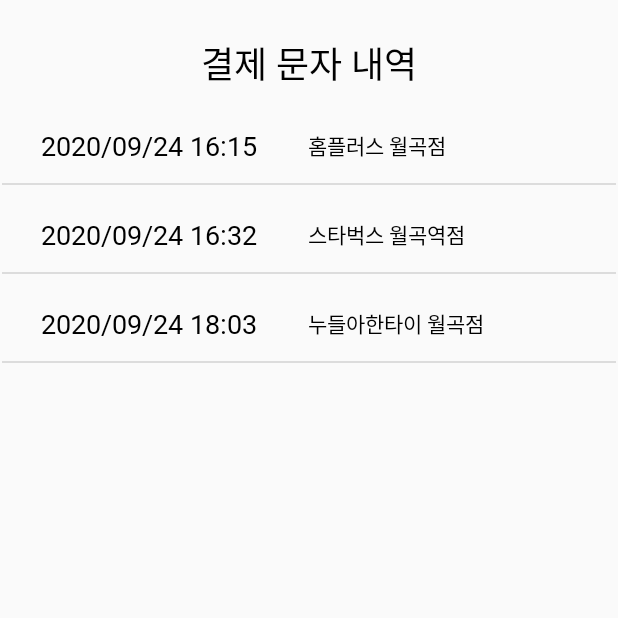
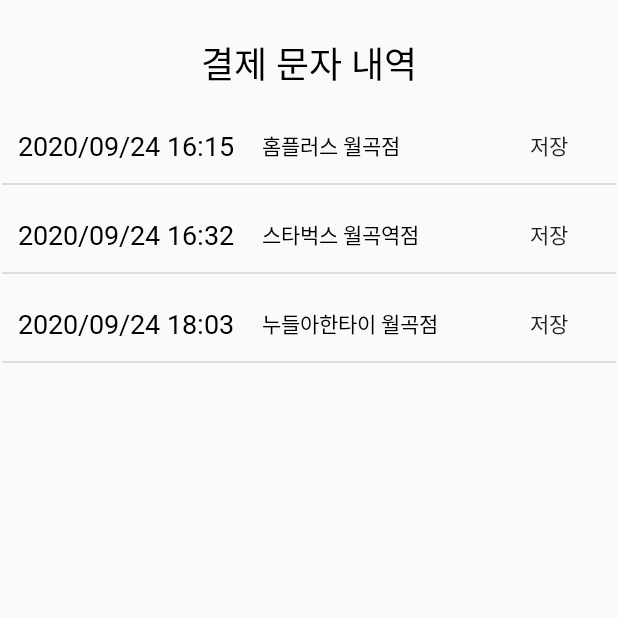
Before and after one commit to subinshin/Distance, an Android app: the SMSListActivity screen opened directly, with no data from a screen before it, on a phone screen of 412 x 824 dp, the top half of it. Run offline under Robolectric (Android 15) with nearby library versions, the phone set to English and light mode, and no system bars.

Commit message:
[UPDATE] smsList 저장/삭제 기능 구현중

```diff
--- a/app/src/main/java/ddwucom/mobile/distance/SMSInfoAdapter.java
+++ b/app/src/main/java/ddwucom/mobile/distance/SMSInfoAdapter.java
@@ -5,8 +5,10 @@ import android.database.Cursor;
 import android.view.LayoutInflater;
 import android.view.View;
 import android.view.ViewGroup;
+import android.widget.Button;
 import android.widget.CursorAdapter;
 import android.widget.TextView;
+import android.widget.Toast;
 
 public class SMSInfoAdapter extends CursorAdapter {
     Cursor cursor;
@@ -25,9 +27,16 @@ public class SMSInfoAdapter extends CursorAdapter {
     }
 
     @Override
-    public void bindView(View view, Context context, Cursor cursor) {
+    public void bindView(View view, final Context context, final Cursor cursor) {
         TextView tv_datetime = view.findViewById(R.id.tv_datetime);
         TextView tv_location = view.findViewById(R.id.tv_location);
+        Button btn = view.findViewById(R.id.saveBtn);
+        btn.setOnClickListener(new Button.OnClickListener() {
+            public void onClick(View view) {
+                Toast.makeText(context, Integer.toString(cursor.getInt(0)), Toast.LENGTH_SHORT).show();
+            }
+        });
+
 
         tv_datetime.setText(cursor.getString(cursor.getColumnIndex(helper.COL_DATETIME)));
         tv_location.setText(cursor.getString(cursor.getColumnIndex(helper.COL_LOCATION)));
@@ -40,6 +49,19 @@ public class SMSInfoAdapter extends CursorAdapter {
         return v;
     }
 
+//    public View getView(int pos, View convertView, ViewGroup viewGroup) {
+//        final int position = pos;
+//
+//        Button btn = convertView.findViewById(R.id.saveBtn);
+//        btn.setOnClickListener(new Button.OnClickListener() {
+//            public void onClick(View view) {
+//                Toast.makeText(context, position, Toast.LENGTH_SHORT).show();
+//            }
+//        });
+//
+//        return convertView;
+//    }
+
     public Cursor getCursor(){
         return cursor;
     }
--- a/app/src/main/res/layout/layout_listview_sms.xml
+++ b/app/src/main/res/layout/layout_listview_sms.xml
@@ -21,7 +21,7 @@
 
     <TextView
         android:id="@+id/tv_location"
-        android:layout_width="190dp"
+        android:layout_width="140dp"
         android:layout_height="50dp"
         android:layout_marginStart="8dp"
         android:layout_marginLeft="8dp"
@@ -29,8 +29,20 @@
         android:gravity="center_vertical"
         android:text="홈플러스 월곡점"
         android:textColor="@android:color/black"
-        app:layout_constraintEnd_toEndOf="parent"
         app:layout_constraintStart_toEndOf="@+id/tv_datetime"
         app:layout_constraintTop_toTopOf="parent" />
 
+    <Button
+        android:id="@+id/saveBtn"
+        android:layout_width="wrap_content"
+        android:layout_height="50dp"
+        android:layout_marginStart="6dp"
+        android:layout_marginLeft="6dp"
+        android:layout_marginTop="8dp"
+        android:onClick="onClick"
+        android:text="저장"
+        app:layout_constraintEnd_toEndOf="parent"
+        app:layout_constraintStart_toEndOf="@+id/tv_location"
+        app:layout_constraintTop_toTopOf="parent" />
+
 </androidx.constraintlayout.widget.ConstraintLayout>
```
Also changed, not shown: app/src/main/res/layout/activity_start_2.xml (+6 -8 lines).
